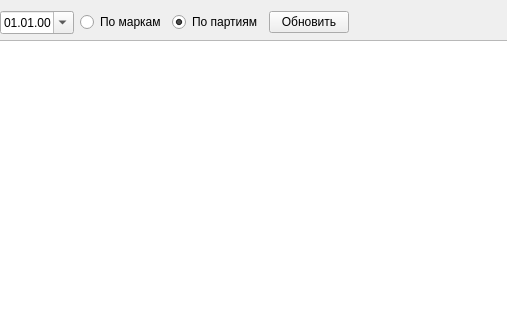
Above: formpresencepodt.ui from Sergeyego/wire_pr before the change; both pictures show x 83 to 590 and y 0 to 320 of the 929 by 721 pixel window. Below: the same form after it.
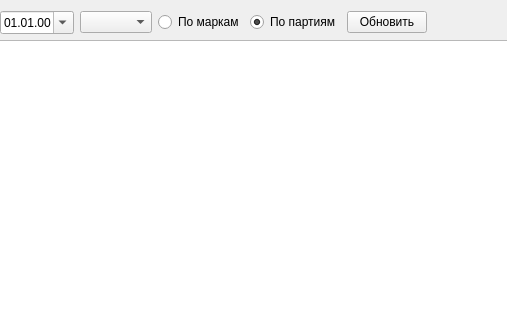
That is the form after the change. Custom widgets are drawn as their Qt base class.

```diff
--- a/formpresencepodt.ui
+++ b/formpresencepodt.ui
@@ -33,6 +33,9 @@
        </property>
       </widget>
      </item>
+     <item>
+      <widget class="QComboBox" name="comboBoxType"/>
+     </item>
      <item>
       <widget class="QRadioButton" name="radioButtonMark">
        <property name="text">
```
